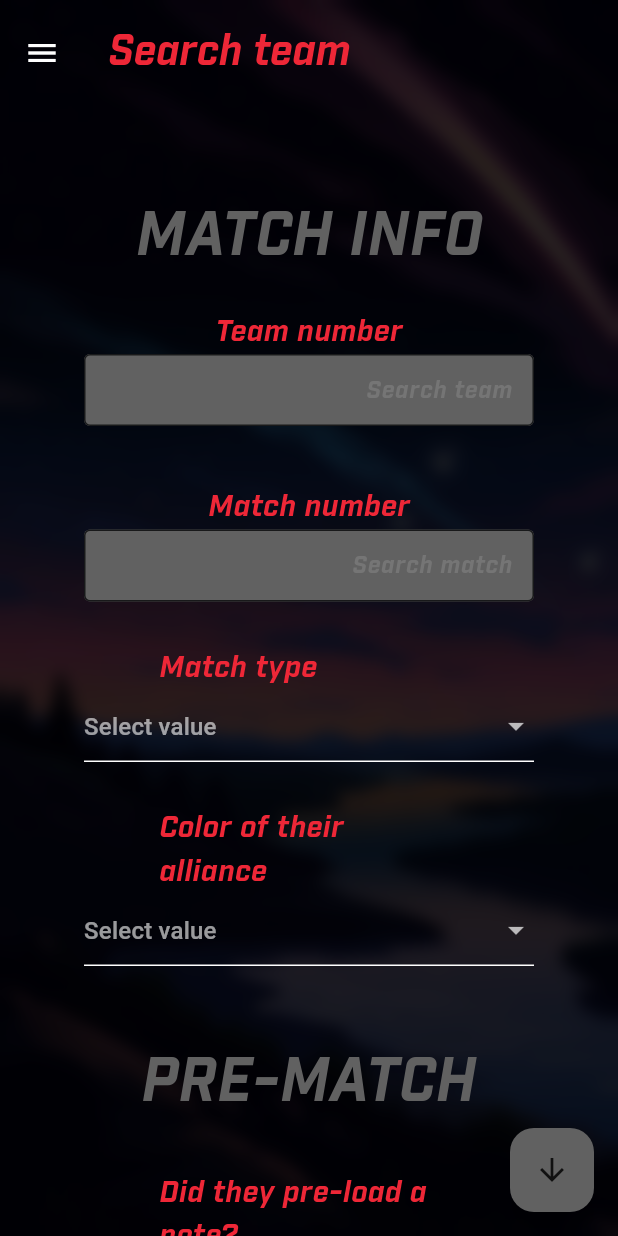
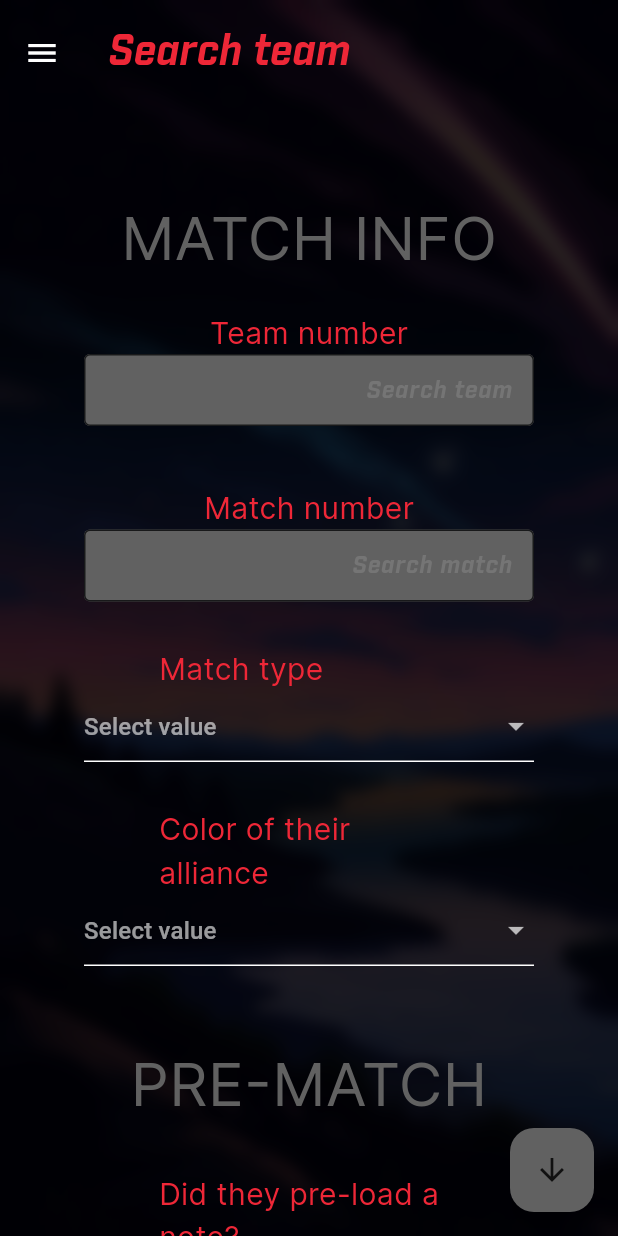
Before and after one commit to armandomm09/rex, a Flutter app: the NewMatchScouting screen opened by its route, on a phone screen of 412 x 824 dp. Run offline on Flutter 3.47's test engine with Material 3 defaults, Android fonts, the phone set to English and light mode, and no system bars; our stand-ins replace awesome_snackbar_content, carousel_slider, cloud_firestore, firebase_auth, firebase_core, firebase_storage and 9 more; missing offline and left inert: liquid_pull_refresh, ssh2; accounts and stored records are empty; generated files the repository leaves out were written again; project files that could hold a hidden picture were left out.

```diff
--- a/lib/components/generals/app_text.dart
+++ b/lib/components/generals/app_text.dart
@@ -1,56 +1,61 @@
-
 import 'package:flutter/material.dart';
 
-enum TextColor {
-  red, black, gray, blueAlliance, redAlliance
-}
+enum TextColor { red, black, gray, blueAlliance, redAlliance, base }
 
 class AppText extends StatelessWidget {
   final String text;
   final TextColor textColor;
   final double fontSize;
-  const AppText({super.key, required this.text, this.textColor = TextColor.black, this.fontSize = 18});
+  //final String font;
+  const AppText({
+    super.key,
+    required this.text,
+    this.textColor = TextColor.black,
+    this.fontSize = 18,
+    //required this.font});
+  });
+
+  getColor(BuildContext context) {
+    if (textColor == TextColor.red) {
+      return Theme.of(context).colorScheme.inversePrimary;
+    } else if (textColor == TextColor.black) {
+      return Theme.of(context).colorScheme.surface;
+    } else if (textColor == TextColor.gray) {
+      return Theme.of(context).colorScheme.secondary;
+    } else if (textColor == TextColor.blueAlliance) {
+      return const Color.fromARGB(255, 31, 49, 151);
+    } else if (textColor == TextColor.redAlliance) {
+      return const Color.fromARGB(255, 220, 8, 8);
+    } else if (textColor == TextColor.base) {
+      return const Color.fromARGB(255, 255, 255, 255);
+    }
+  }
 
   @override
   Widget build(BuildContext context) {
-
-    getColor(){
-    if(textColor == TextColor.red){
-      return Theme.of(context).colorScheme.inversePrimary;
-    } else if(textColor == TextColor.black){
-      return Theme.of(context).colorScheme.surface;
-    } else if(textColor == TextColor.gray){
-      return Theme.of(context).colorScheme.secondary;
-    } else if(textColor == TextColor.blueAlliance){
-      return const Color.fromARGB(255, 31, 49, 151);
-    } else if(textColor == TextColor.redAlliance){
-      return const Color.fromARGB(255, 220, 8, 8);
-    }
-  }
     return Text(
-                text,
-                //selectionHeightStyle: BoxHeightStyle.includeLineSpacingBottom,
-                style: TextStyle(
-                    color: getColor(),
-                    fontSize: fontSize,
-                    fontFamily: "Industry",
-                    fontWeight: FontWeight.bold,
-                    fontStyle: FontStyle.italic),
-              );
+      text,
+      //selectionHeightStyle: BoxHeightStyle.includeLineSpacingBottom,
+      style: TextStyle(
+        color: getColor(context),
+        fontSize: fontSize,
+        fontFamily: 'Inter',
+      ),
+    );
   }
 
-  getTextStyle(TextColor color, BuildContext context){
-    Color colorForText;
-    if(color == TextColor.red){
-      colorForText = Theme.of(context).colorScheme.inversePrimary;
-    } else {
-      colorForText = Theme.of(context).colorScheme.surface;
-    }
-    return TextStyle(
-                    color: colorForText ,
-                    fontSize: fontSize,
-                    fontFamily: "Industry",
-                    fontWeight: FontWeight.bold,
-                    fontStyle: FontStyle.italic);
-  }
+  // getTextStyle(TextColor color, BuildContext context) {
+  //   Color colorForText = getColor;
+  //   if (color == TextColor.red) {
+  //     colorForText = Theme.of(context).colorScheme.inversePrimary;
+  //   } else {
+  //     colorForText = Theme.of(context).colorScheme.surface;
+  //   }
+  //   return TextStyle(
+  //       color: ,
+  //       fontSize: fontSize,
+  //       fontFamily: "Inter",
+  //       fontWeight: FontWeight.bold,
+  //       fontStyle: FontStyle.italic);
+  // }
 }
--- a/lib/main.dart
+++ b/lib/main.dart
@@ -15,7 +15,7 @@ void main() async {
     ChangeNotifierProvider(
       create: (context) => ThemeProvider(),
       child: const MyApp(),
-      ),
+    ),
   );
 }
 
--- a/pubspec.yaml
+++ b/pubspec.yaml
@@ -58,7 +58,7 @@ dependencies:
   liquid_pull_to_refresh: ^3.0.1
   liquid_pull_refresh: ^1.0.6
   flutter_slidable: ^3.1.0
-  intl: ^0.18.1
+  intl: ^0.19.0
   percent_indicator: ^4.2.3
   model_viewer_plus: ^1.7.2
   url_launcher: ^6.2.6
@@ -104,6 +104,9 @@ flutter:
     - family: Industry
       fonts:
         - asset: fonts/Industry-BoldItalic.ttf
+    - family: Inter
+      fonts:
+        - asset: fonts/Inter.ttf
 
   # To add assets to your application, add an assets section, like this:
   # assets:
```
Also changed, not shown: lib/pages/home_page.dart (+16 -12 lines), lib/pages/scout/match_scout.dart (+10 -10 lines), lib/services/openai/scout_gpt.dart (+11 -16 lines), fonts/Inter.ttf (added), pubspec.lock, 22 other files.
